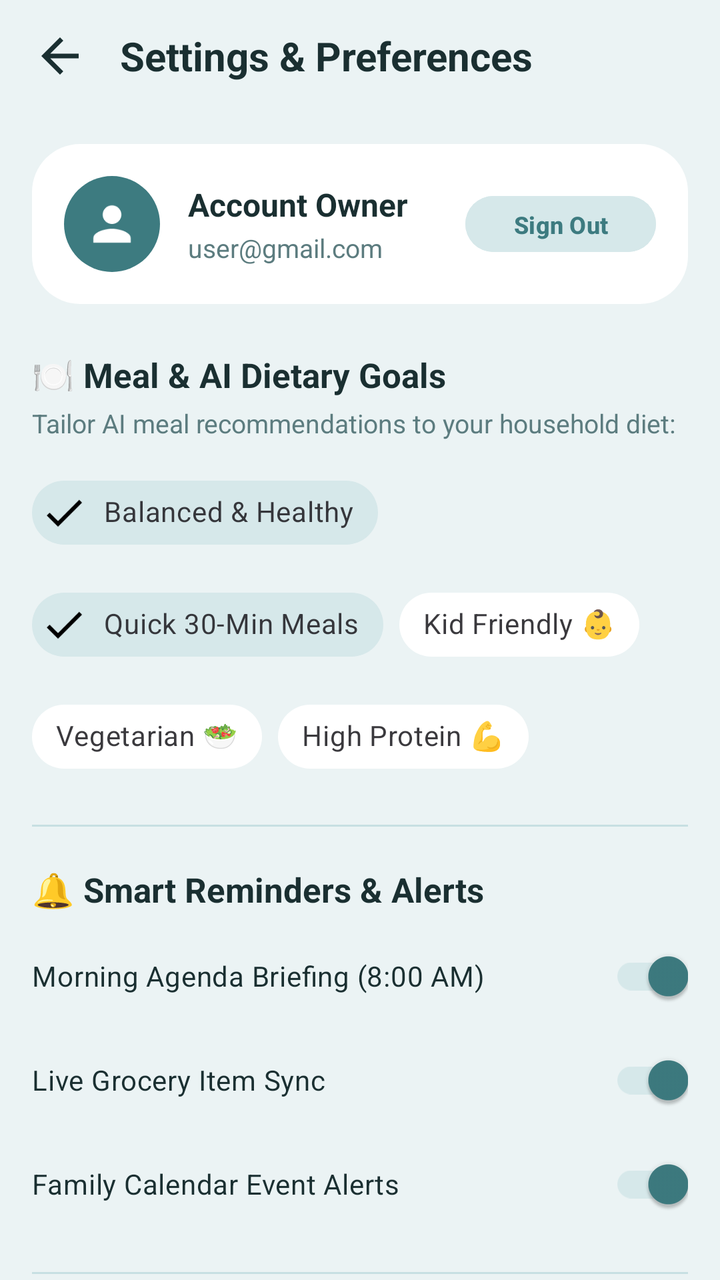
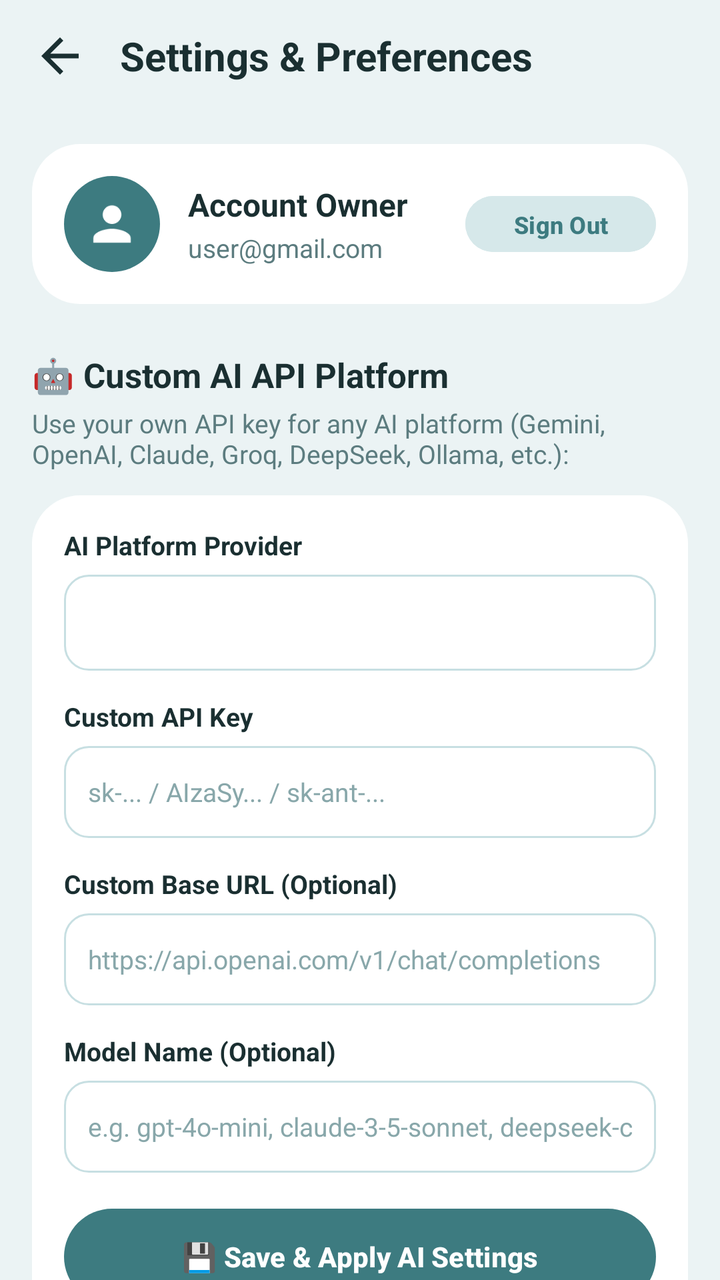

An Android layout rendered at two revisions. The XML below is the earlier revision; the diff shows what the commit changed to produce the second picture.
<!-- AndroidManifest.xml: application theme Theme.FamilyAIPlanner -->
<!-- res/layout/fragment_settings.xml -->
<?xml version="1.0" encoding="utf-8"?>
<androidx.constraintlayout.widget.ConstraintLayout 
    xmlns:android="http://schemas.android.com/apk/res/android"
    xmlns:app="http://schemas.android.com/apk/res-auto"
    android:layout_width="match_parent"
    android:layout_height="match_parent"
    android:background="@color/bgMint">

    
    <LinearLayout
        android:id="@+id/settingsTopBar"
        android:layout_width="0dp"
        android:layout_height="56dp"
        android:gravity="center_vertical"
        android:orientation="horizontal"
        android:paddingStart="16dp"
        android:paddingEnd="16dp"
        app:layout_constraintEnd_toEndOf="parent"
        app:layout_constraintStart_toStartOf="parent"
        app:layout_constraintTop_toTopOf="parent">

        <ImageView
            android:id="@+id/btnSettingsBack"
            android:layout_width="28dp"
            android:layout_height="28dp"
            android:contentDescription="Back"
            android:src="@drawable/ic_back" />

        <TextView
            android:layout_width="0dp"
            android:layout_height="wrap_content"
            android:layout_marginStart="16dp"
            android:layout_weight="1"
            android:text="Settings &amp; Preferences"
            android:textColor="@color/textPrimary"
            android:textSize="20sp"
            android:textStyle="bold" />
    </LinearLayout>

    <androidx.core.widget.NestedScrollView
        android:layout_width="0dp"
        android:layout_height="0dp"
        android:fillViewport="true"
        app:layout_constraintBottom_toBottomOf="parent"
        app:layout_constraintEnd_toEndOf="parent"
        app:layout_constraintStart_toStartOf="parent"
        app:layout_constraintTop_toBottomOf="@id/settingsTopBar">

        <LinearLayout
            android:layout_width="match_parent"
            android:layout_height="wrap_content"
            android:orientation="vertical"
            android:padding="16dp">

            
            <LinearLayout
                android:layout_width="match_parent"
                android:layout_height="wrap_content"
                android:background="@drawable/card_rounded_white"
                android:gravity="center_vertical"
                android:orientation="horizontal"
                android:padding="16dp">

                <ImageView
                    android:layout_width="48dp"
                    android:layout_height="48dp"
                    android:background="@drawable/tile_icon_circle"
                    android:contentDescription="Profile avatar"
                    android:padding="10dp"
                    android:src="@drawable/ic_profile" />

                <LinearLayout
                    android:layout_width="0dp"
                    android:layout_height="wrap_content"
                    android:layout_marginStart="14dp"
                    android:layout_weight="1"
                    android:orientation="vertical">

                    <TextView
                        android:id="@+id/settingsUserName"
                        android:layout_width="wrap_content"
                        android:layout_height="wrap_content"
                        android:text="Account Owner"
                        android:textColor="@color/textPrimary"
                        android:textSize="16sp"
                        android:textStyle="bold" />

                    <TextView
                        android:id="@+id/settingsUserEmail"
                        android:layout_width="wrap_content"
                        android:layout_height="wrap_content"
                        android:layout_marginTop="2dp"
                        android:text="user@gmail.com"
                        android:textColor="@color/textSecondary"
                        android:textSize="13sp" />
                </LinearLayout>

                <Button
                    android:id="@+id/btnSettingsSignOut"
                    android:layout_width="wrap_content"
                    android:layout_height="36dp"
                    android:backgroundTint="@color/tileTealLight"
                    android:text="Sign Out"
                    android:textColor="@color/primaryTeal"
                    android:textSize="12sp"
                    android:textStyle="bold"
                    app:cornerRadius="18dp" />
            </LinearLayout>

            
            <TextView
                android:layout_width="wrap_content"
                android:layout_height="wrap_content"
                android:layout_marginTop="24dp"
                android:text="🍽️ Meal &amp; AI Dietary Goals"
                android:textColor="@color/textPrimary"
                android:textSize="17sp"
                android:textStyle="bold" />

            <TextView
                android:layout_width="wrap_content"
                android:layout_height="wrap_content"
                android:layout_marginTop="4dp"
                android:layout_marginBottom="12dp"
                android:text="Tailor AI meal recommendations to your household diet:"
                android:textColor="@color/textSecondary"
                android:textSize="13sp" />

            <com.google.android.material.chip.ChipGroup
                android:id="@+id/chipGroupDiet"
                android:layout_width="match_parent"
                android:layout_height="wrap_content"
                app:chipSpacingHorizontal="8dp">

                <com.google.android.material.chip.Chip
                    android:id="@+id/chipBalanced"
                    style="@style/Widget.MaterialComponents.Chip.Filter"
                    android:layout_width="wrap_content"
                    android:layout_height="wrap_content"
                    android:checked="true"
                    android:text="Balanced &amp; Healthy"
                    app:chipBackgroundColor="@color/tileTealLight"
                    app:chipStrokeColor="@color/primaryTeal" />

                <com.google.android.material.chip.Chip
                    android:id="@+id/chipQuick"
                    style="@style/Widget.MaterialComponents.Chip.Filter"
                    android:layout_width="wrap_content"
                    android:layout_height="wrap_content"
                    android:checked="true"
                    android:text="Quick 30-Min Meals"
                    app:chipBackgroundColor="@color/tileTealLight"
                    app:chipStrokeColor="@color/primaryTeal" />

                <com.google.android.material.chip.Chip
                    android:id="@+id/chipKidFriendly"
                    style="@style/Widget.MaterialComponents.Chip.Filter"
                    android:layout_width="wrap_content"
                    android:layout_height="wrap_content"
                    android:text="Kid Friendly 👶"
                    app:chipBackgroundColor="@color/surfaceWhite"
                    app:chipStrokeColor="@color/borderSoft" />

                <com.google.android.material.chip.Chip
                    android:id="@+id/chipVegetarian"
                    style="@style/Widget.MaterialComponents.Chip.Filter"
                    android:layout_width="wrap_content"
                    android:layout_height="wrap_content"
                    android:text="Vegetarian 🥗"
                    app:chipBackgroundColor="@color/surfaceWhite"
                    app:chipStrokeColor="@color/borderSoft" />

                <com.google.android.material.chip.Chip
                    android:id="@+id/chipHighProtein"
                    style="@style/Widget.MaterialComponents.Chip.Filter"
                    android:layout_width="wrap_content"
                    android:layout_height="wrap_content"
                    android:text="High Protein 💪"
                    app:chipBackgroundColor="@color/surfaceWhite"
                    app:chipStrokeColor="@color/borderSoft" />

            </com.google.android.material.chip.ChipGroup>

            
            <View
                android:layout_width="match_parent"
                android:layout_height="1dp"
                android:layout_marginTop="20dp"
                android:layout_marginBottom="20dp"
                android:background="@color/borderSoft" />

            
            <TextView
                android:layout_width="wrap_content"
                android:layout_height="wrap_content"
                android:text="🔔 Smart Reminders &amp; Alerts"
                android:textColor="@color/textPrimary"
                android:textSize="17sp"
                android:textStyle="bold" />

            <com.google.android.material.switchmaterial.SwitchMaterial
                android:id="@+id/switchMorningBriefing"
                android:layout_width="match_parent"
                android:layout_height="wrap_content"
                android:layout_marginTop="8dp"
                android:checked="true"
                android:text="Morning Agenda Briefing (8:00 AM)"
                android:textColor="@color/textPrimary"
                android:textSize="14sp"
                app:thumbTint="@color/primaryTeal"
                app:trackTint="@color/tileTealLight" />

            <com.google.android.material.switchmaterial.SwitchMaterial
                android:id="@+id/switchGroceryAlerts"
                android:layout_width="match_parent"
                android:layout_height="wrap_content"
                android:layout_marginTop="4dp"
                android:checked="true"
                android:text="Live Grocery Item Sync"
                android:textColor="@color/textPrimary"
                android:textSize="14sp"
                app:thumbTint="@color/primaryTeal"
                app:trackTint="@color/tileTealLight" />

            <com.google.android.material.switchmaterial.SwitchMaterial
                android:id="@+id/switchAppointmentReminders"
                android:layout_width="match_parent"
                android:layout_height="wrap_content"
                android:layout_marginTop="4dp"
                android:checked="true"
                android:text="Family Calendar Event Alerts"
                android:textColor="@color/textPrimary"
                android:textSize="14sp"
                app:thumbTint="@color/primaryTeal"
                app:trackTint="@color/tileTealLight" />

            
            <View
                android:layout_width="match_parent"
                android:layout_height="1dp"
                android:layout_marginTop="20dp"
                android:layout_marginBottom="20dp"
                android:background="@color/borderSoft" />

            
            <TextView
                android:layout_width="wrap_content"
                android:layout_height="wrap_content"
                android:text="🤖 Custom Gemini AI API Key (Optional)"
                android:textColor="@color/textPrimary"
                android:textSize="17sp"
                android:textStyle="bold" />

            <TextView
                android:layout_width="wrap_content"
                android:layout_height="wrap_content"
                android:layout_marginTop="4dp"
                android:layout_marginBottom="10dp"
                android:text="Enter a Google AI Studio API key for unlimited AI conversational features:"
                android:textColor="@color/textSecondary"
                android:textSize="13sp" />

            <LinearLayout
                android:layout_width="match_parent"
                android:layout_height="wrap_content"
                android:orientation="horizontal">

                <EditText
                    android:id="@+id/inputGeminiApiKey"
                    android:layout_width="0dp"
                    android:layout_height="46dp"
                    android:layout_weight="1"
                    android:background="@drawable/item_card_bg"
                    android:hint="AIzaSy..."
                    android:inputType="textPassword"
                    android:paddingStart="12dp"
                    android:paddingEnd="12dp"
                    android:textColor="@color/textPrimary"
                    android:textColorHint="@color/textMuted"
                    android:textSize="13sp" />

                <Button
                    android:id="@+id/btnSaveApiKey"
                    android:layout_width="wrap_content"
                    android:layout_height="46dp"
                    android:layout_marginStart="8dp"
                    android:background="@drawable/btn_teal_rounded"
                    android:text="Save"
                    android:textColor="@color/textWhite"
                    android:textSize="13sp"
                    app:backgroundTint="@null" />
            </LinearLayout>

            <View
                android:layout_width="match_parent"
                android:layout_height="32dp" />

        </LinearLayout>
    </androidx.core.widget.NestedScrollView>

</androidx.constraintlayout.widget.ConstraintLayout>
<!-- resources referenced by this layout -->
<resources>
  <color name="bgMint">#EBF3F4</color>
  <color name="borderSoft">#C7DFE2</color>
  <color name="primaryTeal">#3D7B80</color>
  <color name="surfaceWhite">#FFFFFF</color>
  <color name="textMuted">#88A7AA</color>
  <color name="textPrimary">#1A2F31</color>
  <color name="textSecondary">#5C7C7F</color>
  <color name="textWhite">#FFFFFF</color>
  <color name="tileTealLight">#D6E8EA</color>
  <!-- drawable btn_teal_rounded (drawable) -->
  <?xml version="1.0" encoding="utf-8"?>
  <shape xmlns:android="http://schemas.android.com/apk/res/android"
      android:shape="rectangle">
      <corners android:radius="24dp" />
      <solid android:color="@color/primaryTeal" />
  </shape>
  <!-- drawable card_rounded_white (drawable) -->
  <?xml version="1.0" encoding="utf-8"?>
  <shape xmlns:android="http://schemas.android.com/apk/res/android"
      android:shape="rectangle">
      <corners android:radius="24dp" />
      <solid android:color="@color/surfaceWhite" />
  </shape>
  <!-- drawable ic_back (drawable) -->
  <vector xmlns:android="http://schemas.android.com/apk/res/android"
      android:width="24dp"
      android:height="24dp"
      android:viewportWidth="24"
      android:viewportHeight="24">
      <path
          android:fillColor="#1A2F31"
          android:pathData="M20,11H7.83l5.59,-5.59L12,4l-8,8 8,8 1.41,-1.41L7.83,13H20v-2z" />
  </vector>
  <!-- drawable ic_profile (drawable) -->
  <vector xmlns:android="http://schemas.android.com/apk/res/android"
      android:width="28dp"
      android:height="28dp"
      android:viewportWidth="24"
      android:viewportHeight="24">
      <path
          android:fillColor="#FFFFFF"
          android:pathData="M12,12c2.21,0 4,-1.79 4,-4s-1.79,-4 -4,-4 -4,1.79 -4,4 1.79,4 4,4zm0,2c-2.67,0 -8,1.34 -8,4v2h16v-2c0,-2.66 -5.33,-4 -8,-4z" />
  </vector>
  <!-- drawable item_card_bg (drawable) -->
  <?xml version="1.0" encoding="utf-8"?>
  <shape xmlns:android="http://schemas.android.com/apk/res/android"
      android:shape="rectangle">
      <corners android:radius="12dp" />
      <solid android:color="@color/surfaceWhite" />
      <stroke
          android:width="1dp"
          android:color="@color/borderSoft" />
  </shape>
  <!-- drawable tile_icon_circle (drawable) -->
  <?xml version="1.0" encoding="utf-8"?>
  <shape xmlns:android="http://schemas.android.com/apk/res/android"
      android:shape="oval">
      <solid android:color="@color/primaryTeal" />
  </shape>
  <style name="Theme.FamilyAIPlanner" parent="Theme.Material3.Light.NoActionBar">
          <item name="colorPrimary">@color/primaryTeal</item>
          <item name="colorPrimaryContainer">@color/tileTealLight</item>
          <item name="colorSecondary">@color/colorSecondary</item>
          <item name="android:statusBarColor">@color/primaryTeal</item>
          <item name="android:navigationBarColor">@color/surfaceWhite</item>
          <item name="android:windowBackground">@color/bgMint</item>
      </style>
  <color name="colorSecondary">#4A8B90</color>
</resources>

<!-- the commit's change to res/layout/fragment_settings.xml (unified diff, before → after) -->
@@ -112,6 +112,137 @@
                 android:layout_width="wrap_content"
                 android:layout_height="wrap_content"
                 android:layout_marginTop="24dp"
+                android:text="🤖 Custom AI API Platform"
+                android:textColor="@color/textPrimary"
+                android:textSize="17sp"
+                android:textStyle="bold" />
+
+            <TextView
+                android:layout_width="wrap_content"
+                android:layout_height="wrap_content"
+                android:layout_marginTop="4dp"
+                android:layout_marginBottom="12dp"
+                android:text="Use your own API key for any AI platform (Gemini, OpenAI, Claude, Groq, DeepSeek, Ollama, etc.):"
+                android:textColor="@color/textSecondary"
+                android:textSize="13sp" />
+
+            <LinearLayout
+                android:layout_width="match_parent"
+                android:layout_height="wrap_content"
+                android:background="@drawable/card_rounded_white"
+                android:orientation="vertical"
+                android:padding="16dp">
+
+                
+                <TextView
+                    android:layout_width="wrap_content"
+                    android:layout_height="wrap_content"
+                    android:text="AI Platform Provider"
+                    android:textColor="@color/textPrimary"
+                    android:textSize="13sp"
+                    android:textStyle="bold" />
+
+                <Spinner
+                    android:id="@+id/spinnerAiProvider"
+                    android:layout_width="match_parent"
+                    android:layout_height="48dp"
+                    android:layout_marginTop="6dp"
+                    android:background="@drawable/item_card_bg"
+                    android:paddingStart="12dp"
+                    android:paddingEnd="12dp" />
+
+                
+                <TextView
+                    android:layout_width="wrap_content"
+                    android:layout_height="wrap_content"
+                    android:layout_marginTop="14dp"
+                    android:text="Custom API Key"
+                    android:textColor="@color/textPrimary"
+                    android:textSize="13sp"
+                    android:textStyle="bold" />
+
+                <EditText
+                    android:id="@+id/inputUniversalApiKey"
+                    android:layout_width="match_parent"
+                    android:layout_height="46dp"
+                    android:layout_marginTop="6dp"
+                    android:background="@drawable/item_card_bg"
+                    android:hint="sk-... / AIzaSy... / sk-ant-..."
+                    android:inputType="textPassword"
+                    android:paddingStart="12dp"
+                    android:paddingEnd="12dp"
+                    android:textColor="@color/textPrimary"
+                    android:textColorHint="@color/textMuted"
+                    android:textSize="13sp" />
+
+                
+                <TextView
+                    android:layout_width="wrap_content"
+                    android:layout_height="wrap_content"
+                    android:layout_marginTop="14dp"
+                    android:text="Custom Base URL (Optional)"
+                    android:textColor="@color/textPrimary"
+                    android:textSize="13sp"
+                    android:textStyle="bold" />
+
+                <EditText
+                    android:id="@+id/inputCustomBaseUrl"
+                    android:layout_width="match_parent"
+                    android:layout_height="46dp"
+                    android:layout_marginTop="6dp"
+                    android:background="@drawable/item_card_bg"
+                    android:hint="https://api.openai.com/v1/chat/completions"
+                    android:inputType="textUri"
+                    android:paddingStart="12dp"
+                    android:paddingEnd="12dp"
+                    android:textColor="@color/textPrimary"
+                    android:textColorHint="@color/textMuted"
+                    android:textSize="13sp" />
+
+                
+                <TextView
+                    android:layout_width="wrap_content"
+                    android:layout_height="wrap_content"
+                    android:layout_marginTop="14dp"
+                    android:text="Model Name (Optional)"
+                    android:textColor="@color/textPrimary"
+                    android:textSize="13sp"
+                    android:textStyle="bold" />
+
+                <EditText
+                    android:id="@+id/inputCustomModelName"
+                    android:layout_width="match_parent"
+                    android:layout_height="46dp"
+                    android:layout_marginTop="6dp"
+                    android:background="@drawable/item_card_bg"
+                    android:hint="e.g. gpt-4o-mini, claude-3-5-sonnet, deepseek-chat"
+                    android:inputType="text"
+                    android:paddingStart="12dp"
+                    android:paddingEnd="12dp"
+                    android:textColor="@color/textPrimary"
+                    android:textColorHint="@color/textMuted"
+                    android:textSize="13sp" />
+
+                
+                <Button
+                    android:id="@+id/btnSaveUniversalAi"
+                    android:layout_width="match_parent"
+                    android:layout_height="48dp"
+                    android:layout_marginTop="18dp"
+                    android:background="@drawable/btn_teal_rounded"
+                    android:text="💾 Save &amp; Apply AI Settings"
+                    android:textColor="@color/textWhite"
+                    android:textSize="14sp"
+                    android:textStyle="bold"
+                    app:backgroundTint="@null" />
+
+            </LinearLayout>
+
+            
+            <TextView
+                android:layout_width="wrap_content"
+                android:layout_height="wrap_content"
+                android:layout_marginTop="24dp"
                 android:text="🍽️ Meal &amp; AI Dietary Goals"
                 android:textColor="@color/textPrimary"
                 android:textSize="17sp"
@@ -234,63 +365,6 @@
                 app:thumbTint="@color/primaryTeal"
                 app:trackTint="@color/tileTealLight" />
 
-            
-            <View
-                android:layout_width="match_parent"
-                android:layout_height="1dp"
-                android:layout_marginTop="20dp"
-                android:layout_marginBottom="20dp"
-                android:background="@color/borderSoft" />
-
-            
-            <TextView
-                android:layout_width="wrap_content"
-                android:layout_height="wrap_content"
-                android:text="🤖 Custom Gemini AI API Key (Optional)"
-                android:textColor="@color/textPrimary"
-                android:textSize="17sp"
-                android:textStyle="bold" />
-
-            <TextView
-                android:layout_width="wrap_content"
-                android:layout_height="wrap_content"
-                android:layout_marginTop="4dp"
-                android:layout_marginBottom="10dp"
-                android:text="Enter a Google AI Studio API key for unlimited AI conversational features:"
-                android:textColor="@color/textSecondary"
-                android:textSize="13sp" />
-
-            <LinearLayout
-                android:layout_width="match_parent"
-                android:layout_height="wrap_content"
-                android:orientation="horizontal">
-
-                <EditText
-                    android:id="@+id/inputGeminiApiKey"
-                    android:layout_width="0dp"
-                    android:layout_height="46dp"
-                    android:layout_weight="1"
-                    android:background="@drawable/item_card_bg"
-                    android:hint="AIzaSy..."
-                    android:inputType="textPassword"
-                    android:paddingStart="12dp"
-                    android:paddingEnd="12dp"
-                    android:textColor="@color/textPrimary"
-                    android:textColorHint="@color/textMuted"
-                    android:textSize="13sp" />
-
-                <Button
-                    android:id="@+id/btnSaveApiKey"
-                    android:layout_width="wrap_content"
-                    android:layout_height="46dp"
-                    android:layout_marginStart="8dp"
-                    android:background="@drawable/btn_teal_rounded"
-                    android:text="Save"
-                    android:textColor="@color/textWhite"
-                    android:textSize="13sp"
-                    app:backgroundTint="@null" />
-            </LinearLayout>
-
             <View
                 android:layout_width="match_parent"
                 android:layout_height="32dp" />
